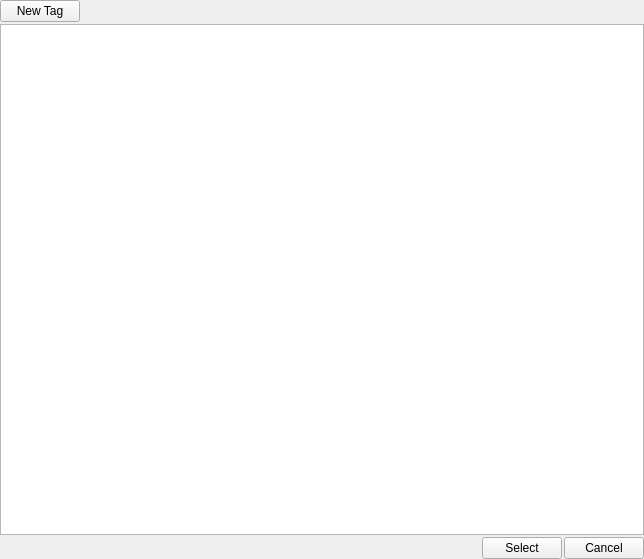
The window that uitester/ui/case_manager/tag_manage_widget.ui (IfengAutomation/uitester) describes before a commit, drawn with Qt 5.
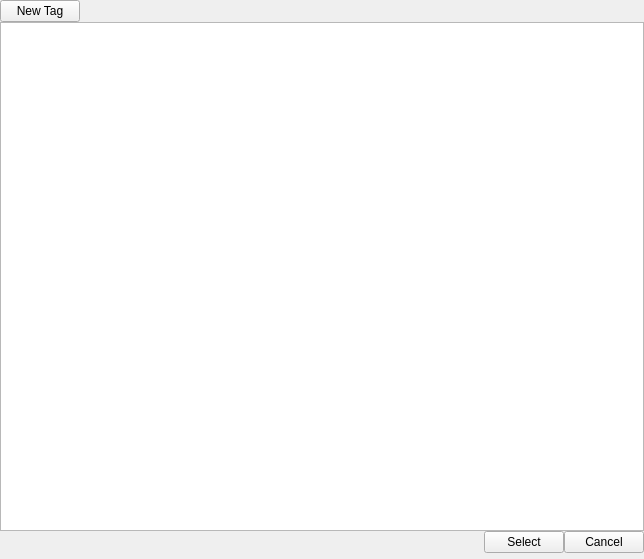
The same window after the commit.

What changed in the file:
```diff
--- a/uitester/ui/case_manager/tag_manage_widget.ui
+++ b/uitester/ui/case_manager/tag_manage_widget.ui
@@ -21,7 +21,7 @@
   </property>
   <layout class="QVBoxLayout" name="verticalLayout">
    <property name="spacing">
-    <number>2</number>
+    <number>0</number>
    </property>
    <property name="leftMargin">
     <number>0</number>
@@ -33,7 +33,7 @@
     <number>0</number>
    </property>
    <property name="bottomMargin">
-    <number>0</number>
+    <number>6</number>
    </property>
    <item>
     <layout class="QHBoxLayout" name="button_layout">
```
